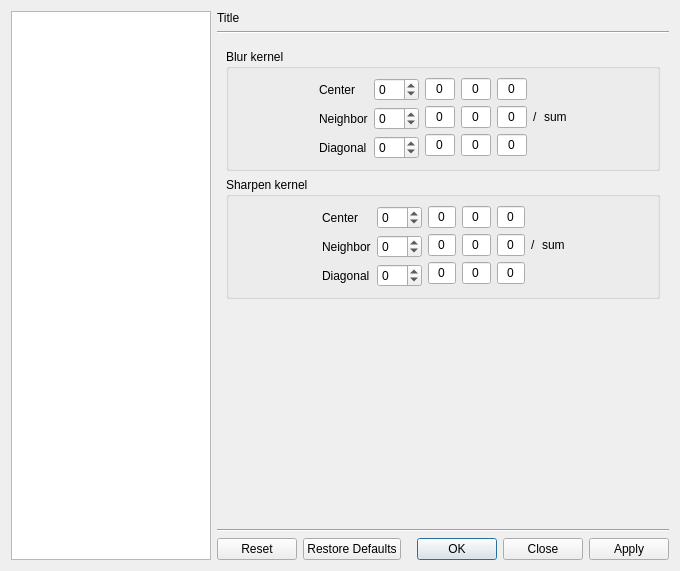
Above: src/bomi/ui/prefdialog.ui from bylee20/bomi before the change. Below: the same form after it.
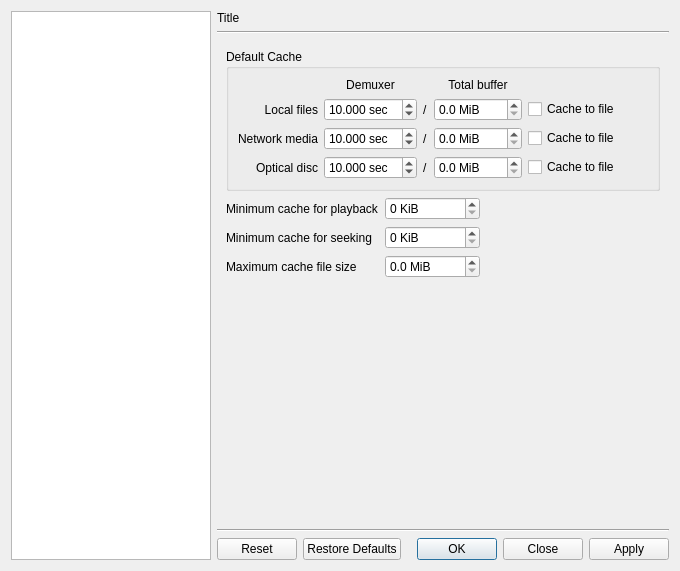
That is the form after the change. The open tabs and pages were chosen to show the change. Icons and pictures are not drawn. Custom widgets are drawn as their Qt base class.

What changed in the file:
```diff
--- a/src/bomi/ui/prefdialog.ui
+++ b/src/bomi/ui/prefdialog.ui
@@ -626,7 +626,7 @@
             <item row="1" column="1">
              <widget class="QDoubleSpinBox" name="cache_local_sec">
               <property name="suffix">
-               <string>sec</string>
+               <string> sec</string>
               </property>
               <property name="decimals">
                <number>3</number>
@@ -692,7 +692,7 @@
             <item row="3" column="1">
              <widget class="QDoubleSpinBox" name="cache_disc_sec">
               <property name="suffix">
-               <string>sec</string>
+               <string> sec</string>
               </property>
               <property name="decimals">
                <number>3</number>
@@ -721,7 +721,7 @@
             <item row="2" column="1">
              <widget class="QDoubleSpinBox" name="cache_network_sec">
               <property name="suffix">
-               <string>sec</string>
+               <string> sec</string>
               </property>
               <property name="decimals">
                <number>3</number>
@@ -784,7 +784,7 @@
                <bool>true</bool>
               </property>
               <property name="suffix">
-               <string>MiB</string>
+               <string> MiB</string>
               </property>
               <property name="decimals">
                <number>1</number>
@@ -800,7 +800,7 @@
                <bool>true</bool>
               </property>
               <property name="suffix">
-               <string>MiB</string>
+               <string> MiB</string>
               </property>
               <property name="decimals">
                <number>1</number>
@@ -816,7 +816,7 @@
                <bool>true</bool>
               </property>
               <property name="suffix">
-               <string>MiB</string>
+               <string> MiB</string>
               </property>
               <property name="decimals">
                <number>1</number>
@@ -860,7 +860,7 @@
                 <bool>true</bool>
                </property>
                <property name="suffix">
-                <string>MiB</string>
+                <string> MiB</string>
                </property>
                <property name="decimals">
                 <number>1</number>
@@ -876,7 +876,7 @@
                 <bool>true</bool>
                </property>
                <property name="suffix">
-                <string>KiB</string>
+                <string> KiB</string>
                </property>
                <property name="maximum">
                 <number>9999999</number>
@@ -889,7 +889,7 @@
                 <bool>true</bool>
                </property>
                <property name="suffix">
-                <string>KiB</string>
+                <string> KiB</string>
                </property>
                <property name="maximum">
                 <number>9999999</number>
@@ -1083,725 +1083,6 @@
          </item>
         </layout>
        </widget>
-       <widget class="QWidget" name="video_filter">
-        <layout class="QVBoxLayout" name="verticalLayout_38">
-         <item>
-          <widget class="QGroupBox" name="groupBox_5">
-           <property name="title">
-            <string>Blur kernel</string>
-           </property>
-           <layout class="QHBoxLayout" name="horizontalLayout_2">
-            <item>
-             <spacer name="horizontalSpacer_3">
-              <property name="orientation">
-               <enum>Qt::Horizontal</enum>
-              </property>
-              <property name="sizeHint" stdset="0">
-               <size>
-                <width>8</width>
-                <height>20</height>
-               </size>
-              </property>
-             </spacer>
-            </item>
-            <item>
-             <layout class="QFormLayout" name="formLayout_5">
-              <item row="0" column="0">
-               <widget class="QLabel" name="label_31">
-                <property name="text">
-                 <string>Center</string>
-                </property>
-               </widget>
-              </item>
-              <item row="0" column="1">
-               <widget class="QSpinBox" name="blur_kern_c">
-                <property name="minimum">
-                 <number>-99</number>
-                </property>
-               </widget>
-              </item>
-              <item row="1" column="0">
-               <widget class="QLabel" name="label_32">
-                <property name="text">
-                 <string>Neighbor</string>
-                </property>
-               </widget>
-              </item>
-              <item row="1" column="1">
-               <widget class="QSpinBox" name="blur_kern_n">
-                <property name="minimum">
-                 <number>-99</number>
-                </property>
-               </widget>
-              </item>
-              <item row="2" column="0">
-               <widget class="QLabel" name="label_33">
-                <property name="text">
-                 <string>Diagonal</string>
-                </property>
-               </widget>
-              </item>
-              <item row="2" column="1">
-               <widget class="QSpinBox" name="blur_kern_d">
-                <property name="minimum">
-                 <number>-99</number>
-                </property>
-               </widget>
-              </item>
-             </layout>
-            </item>
-            <item>
-             <layout class="QGridLayout" name="gridLayout">
-              <item row="0" column="0">
-               <widget class="QLineEdit" name="lineEdit">
-                <property name="sizePolicy">
-                 <sizepolicy hsizetype="Preferred" vsizetype="Fixed">
-                  <horstretch>0</horstretch>
-                  <verstretch>0</verstretch>
-                 </sizepolicy>
-                </property>
-                <property name="maximumSize">
-                 <size>
-                  <width>30</width>
-                  <height>16777215</height>
-                 </size>
-                </property>
-                <property name="text">
-                 <string notr="true">0</string>
-                </property>
-                <property name="maxLength">
-                 <number>3</number>
-                </property>
-                <property name="alignment">
-                 <set>Qt::AlignCenter</set>
-                </property>
-                <property name="readOnly">
-                 <bool>true</bool>
-                </property>
-               </widget>
-              </item>
-              <item row="0" column="1">
-               <widget class="QLineEdit" name="lineEdit_2">
-                <property name="sizePolicy">
-                 <sizepolicy hsizetype="Preferred" vsizetype="Fixed">
-                  <horstretch>0</horstretch>
-                  <verstretch>0</verstretch>
-                 </sizepolicy>
-                </property>
-                <property name="maximumSize">
-                 <size>
-                  <width>30</width>
-                  <height>16777215</height>
-                 </size>
-                </property>
-                <property name="text">
-                 <string notr="true">0</string>
-                </property>
-                <property name="maxLength">
-                 <number>3</number>
-                </property>
-                <property name="alignment">
-                 <set>Qt::AlignCenter</set>
-                </property>
-                <property name="readOnly">
-                 <bool>true</bool>
-                </property>
-               </widget>
-              </item>
-              <item row="0" column="2">
-               <widget class="QLineEdit" name="lineEdit_3">
-                <property name="sizePolicy">
-                 <sizepolicy hsizetype="Preferred" vsizetype="Fixed">
-                  <horstretch>0</horstretch>
-                  <verstretch>0</verstretch>
-                 </sizepolicy>
-                </property>
-                <property name="maximumSize">
-                 <size>
-                  <width>30</width>
-                  <height>16777215</height>
-                 </size>
-                </property>
-                <property name="text">
-                 <string notr="true">0</string>
-                </property>
-                <property name="maxLength">
-                 <number>3</number>
-                </property>
-                <property name="alignment">
-                 <set>Qt::AlignCenter</set>
-                </property>
-                <property name="readOnly">
-                 <bool>true</bool>
-                </property>
-               </widget>
-              </item>
-              <item row="1" column="0">
-               <widget class="QLineEdit" name="lineEdit_4">
-                <property name="sizePolicy">
-                 <sizepolicy hsizetype="Preferred" vsizetype="Fixed">
-                  <horstretch>0</horstretch>
-                  <verstretch>0</verstretch>
-                 </sizepolicy>
-                </property>
-                <property name="maximumSize">
-                 <size>
-                  <width>30</width>
-                  <height>16777215</height>
-                 </size>
-                </property>
-                <property name="text">
-                 <string notr="true">0</string>
-                </property>
-                <property name="maxLength">
-                 <number>3</number>
-                </property>
-                <property name="alignment">
-                 <set>Qt::AlignCenter</set>
-                </property>
-                <property name="readOnly">
-                 <bool>true</bool>
-                </property>
-               </widget>
-              </item>
-              <item row="1" column="1">
-               <widget class="QLineEdit" name="lineEdit_5">
-                <property name="sizePolicy">
-                 <sizepolicy hsizetype="Preferred" vsizetype="Fixed">
-                  <horstretch>0</horstretch>
-                  <verstretch>0</verstretch>
-                 </sizepolicy>
-                </property>
-                <property name="maximumSize">
-                 <size>
-                  <width>30</width>
-                  <height>16777215</height>
-                 </size>
-                </property>
-                <property name="text">
-                 <string notr="true">0</string>
-                </property>
-                <property name="maxLength">
-                 <number>3</number>
-                </property>
-                <property name="alignment">
-                 <set>Qt::AlignCenter</set>
-                </property>
-                <property name="readOnly">
-                 <bool>true</bool>
-                </property>
-               </widget>
-              </item>
-              <item row="1" column="2">
-               <widget class="QLineEdit" name="lineEdit_6">
-                <property name="sizePolicy">
-                 <sizepolicy hsizetype="Preferred" vsizetype="Fixed">
-                  <horstretch>0</horstretch>
-                  <verstretch>0</verstretch>
-                 </sizepolicy>
-                </property>
-                <property name="maximumSize">
-                 <size>
-                  <width>30</width>
-                  <height>16777215</height>
-                 </size>
-                </property>
-                <property name="text">
-                 <string notr="true">0</string>
-                </property>
-                <property name="maxLength">
-                 <number>3</number>
-                </property>
-                <property name="alignment">
-                 <set>Qt::AlignCenter</set>
-                </property>
-                <property name="readOnly">
-                 <bool>true</bool>
-                </property>
-               </widget>
-              </item>
-              <item row="1" column="3">
-               <widget class="QLabel" name="label_41">
-                <property name="text">
-                 <string notr="true">/</string>
-                </property>
-               </widget>
-              </item>
-              <item row="1" column="4">
-               <widget class="QLabel" name="blur_sum">
-                <property name="text">
-                 <string notr="true">sum</string>
-                </property>
-               </widget>
-              </item>
-              <item row="2" column="0">
-               <widget class="QLineEdit" name="lineEdit_9">
-                <property name="sizePolicy">
-                 <sizepolicy hsizetype="Preferred" vsizetype="Fixed">
-                  <horstretch>0</horstretch>
-                  <verstretch>0</verstretch>
-                 </sizepolicy>
-                </property>
-                <property name="maximumSize">
-                 <size>
-                  <width>30</width>
-                  <height>16777215</height>
-                 </size>
-                </property>
-                <property name="text">
-                 <string notr="true">0</string>
-                </property>
-                <property name="maxLength">
-                 <number>3</number>
-                </property>
-                <property name="alignment">
-                 <set>Qt::AlignCenter</set>
-                </property>
-                <property name="readOnly">
-                 <bool>true</bool>
-                </property>
-               </widget>
-              </item>
-              <item row="2" column="1">
-               <widget class="QLineEdit" name="lineEdit_7">
-                <property name="sizePolicy">
-                 <sizepolicy hsizetype="Preferred" vsizetype="Fixed">
-                  <horstretch>0</horstretch>
-                  <verstretch>0</verstretch>
-                 </sizepolicy>
-                </property>
-                <property name="maximumSize">
-                 <size>
-                  <width>30</width>
-                  <height>16777215</height>
-                 </size>
-                </property>
-                <property name="text">
-                 <string notr="true">0</string>
-                </property>
-                <property name="maxLength">
-                 <number>3</number>
-                </property>
-                <property name="alignment">
-                 <set>Qt::AlignCenter</set>
-                </property>
-                <property name="readOnly">
-                 <bool>true</bool>
-                </property>
-               </widget>
-              </item>
-              <item row="2" column="2">
-               <widget class="QLineEdit" name="lineEdit_8">
-                <property name="sizePolicy">
-                 <sizepolicy hsizetype="Preferred" vsizetype="Fixed">
-                  <horstretch>0</horstretch>
-                  <verstretch>0</verstretch>
-                 </sizepolicy>
-                </property>
-                <property name="maximumSize">
-                 <size>
-                  <width>30</width>
-                  <height>16777215</height>
-                 </size>
-                </property>
-                <property name="text">
-                 <string notr="true">0</string>
-                </property>
-                <property name="maxLength">
-                 <number>3</number>
-                </property>
-                <property name="alignment">
-                 <set>Qt::AlignCenter</set>
-                </property>
-                <property name="readOnly">
-                 <bool>true</bool>
-                </property>
-               </widget>
-              </item>
-             </layout>
-            </item>
-            <item>
-             <spacer name="horizontalSpacer_4">
-              <property name="orientation">
-               <enum>Qt::Horizontal</enum>
-              </property>
-              <property name="sizeHint" stdset="0">
-               <size>
-                <width>9</width>
-                <height>20</height>
-               </size>
-              </property>
-             </spacer>
-            </item>
-           </layout>
-          </widget>
-         </item>
-         <item>
-          <widget class="QGroupBox" name="groupBox_6">
-           <property name="title">
-            <string>Sharpen kernel</string>
-           </property>
-           <layout class="QHBoxLayout" name="horizontalLayout_3">
-            <item>
-             <spacer name="horizontalSpacer_2">
-              <property name="orientation">
-               <enum>Qt::Horizontal</enum>
-              </property>
-              <property name="sizeHint" stdset="0">
-               <size>
-                <width>90</width>
-                <height>20</height>
-               </size>
-              </property>
-             </spacer>
-            </item>
-            <item>
-             <layout class="QFormLayout" name="formLayout_6">
-              <item row="0" column="0">
-               <widget class="QLabel" name="label_35">
-                <property name="text">
-                 <string>Center</string>
-                </property>
-               </widget>
-              </item>
-              <item row="0" column="1">
-               <widget class="QSpinBox" name="sharpen_kern_c">
-                <property name="minimum">
-                 <number>-99</number>
-                </property>
-               </widget>
-              </item>
-              <item row="1" column="0">
-               <widget class="QLabel" name="label_36">
-                <property name="text">
-                 <string>Neighbor</string>
-                </property>
-               </widget>
-              </item>
-              <item row="1" column="1">
-               <widget class="QSpinBox" name="sharpen_kern_n">
-                <property name="minimum">
-                 <number>-99</number>
-                </property>
-               </widget>
-              </item>
-              <item row="2" column="0">
-               <widget class="QLabel" name="label_37">
-                <property name="text">
-                 <string>Diagonal</string>
-                </property>
-               </widget>
-              </item>
-              <item row="2" column="1">
-               <widget class="QSpinBox" name="sharpen_kern_d">
-                <property name="minimum">
-                 <number>-99</number>
-                </property>
-               </widget>
-              </item>
-             </layout>
-            </item>
-            <item>
-             <layout class="QGridLayout" name="gridLayout_2">
-              <item row="0" column="0">
-               <widget class="QLineEdit" name="lineEdit_10">
-                <property name="sizePolicy">
-                 <sizepolicy hsizetype="Preferred" vsizetype="Fixed">
-                  <horstretch>0</horstretch>
-                  <verstretch>0</verstretch>
-                 </sizepolicy>
-                </property>
-                <property name="maximumSize">
-                 <size>
-                  <width>30</width>
-                  <height>16777215</height>
-                 </size>
-                </property>
-                <property name="text">
-                 <string notr="true">0</string>
-                </property>
-                <property name="maxLength">
-                 <number>3</number>
-                </property>
-                <property name="alignment">
-                 <set>Qt::AlignCenter</set>
-                </property>
-                <property name="readOnly">
-                 <bool>true</bool>
-                </property>
-               </widget>
-              </item>
-              <item row="0" column="1">
-               <widget class="QLineEdit" name="lineEdit_11">
-                <property name="sizePolicy">
-                 <sizepolicy hsizetype="Preferred" vsizetype="Fixed">
-                  <horstretch>0</horstretch>
-                  <verstretch>0</verstretch>
-                 </sizepolicy>
-                </property>
-                <property name="maximumSize">
-                 <size>
-                  <width>30</width>
-                  <height>16777215</height>
-                 </size>
-                </property>
-                <property name="text">
-                 <string notr="true">0</string>
-                </property>
-                <property name="maxLength">
-                 <number>3</number>
-                </property>
-                <property name="alignment">
-                 <set>Qt::AlignCenter</set>
-                </property>
-                <property name="readOnly">
-                 <bool>true</bool>
-                </property>
-               </widget>
-              </item>
-              <item row="0" column="2">
-               <widget class="QLineEdit" name="lineEdit_12">
-                <property name="sizePolicy">
-                 <sizepolicy hsizetype="Preferred" vsizetype="Fixed">
-                  <horstretch>0</horstretch>
-                  <verstretch>0</verstretch>
-                 </sizepolicy>
-                </property>
-                <property name="maximumSize">
-                 <size>
-                  <width>30</width>
-                  <height>16777215</height>
-                 </size>
-                </property>
-                <property name="text">
-                 <string notr="true">0</string>
-                </property>
-                <property name="maxLength">
-                 <number>3</number>
-                </property>
-                <property name="alignment">
-                 <set>Qt::AlignCenter</set>
-                </property>
-                <property name="readOnly">
-                 <bool>true</bool>
-                </property>
-               </widget>
-              </item>
-              <item row="1" column="0">
-               <widget class="QLineEdit" name="lineEdit_13">
-                <property name="sizePolicy">
-                 <sizepolicy hsizetype="Preferred" vsizetype="Fixed">
-                  <horstretch>0</horstretch>
-                  <verstretch>0</verstretch>
-                 </sizepolicy>
-                </property>
-                <property name="maximumSize">
-                 <size>
-                  <width>30</width>
-                  <height>16777215</height>
-                 </size>
-                </property>
-                <property name="text">
-                 <string notr="true">0</string>
-                </property>
-                <property name="maxLength">
-                 <number>3</number>
-                </property>
-                <property name="alignment">
-                 <set>Qt::AlignCenter</set>
-                </property>
-                <property name="readOnly">
-                 <bool>true</bool>
-                </property>
-               </widget>
-              </item>
-              <item row="1" column="1">
-               <widget class="QLineEdit" name="lineEdit_14">
-                <property name="sizePolicy">
-                 <sizepolicy hsizetype="Preferred" vsizetype="Fixed">
-                  <horstretch>0</horstretch>
-                  <verstretch>0</verstretch>
-                 </sizepolicy>
-                </property>
-                <property name="maximumSize">
-                 <size>
-                  <width>30</width>
-                  <height>16777215</height>
-                 </size>
-                </property>
-                <property name="text">
-                 <string notr="true">0</string>
-                </property>
-                <property name="maxLength">
-                 <number>3</number>
-                </property>
-                <property name="alignment">
-                 <set>Qt::AlignCenter</set>
-                </property>
-                <property name="readOnly">
-                 <bool>true</bool>
-                </property>
-               </widget>
-              </item>
-              <item row="1" column="2">
-               <widget class="QLineEdit" name="lineEdit_15">
-                <property name="sizePolicy">
-                 <sizepolicy hsizetype="Preferred" vsizetype="Fixed">
-                  <horstretch>0</horstretch>
-                  <verstretch>0</verstretch>
-                 </sizepolicy>
-                </property>
-                <property name="maximumSize">
-                 <size>
-                  <width>30</width>
-                  <height>16777215</height>
-                 </size>
-                </property>
-                <property name="text">
-                 <string notr="true">0</string>
-                </property>
-                <property name="maxLength">
-                 <number>3</number>
-                </property>
-                <property name="alignment">
-                 <set>Qt::AlignCenter</set>
-                </property>
-                <property name="readOnly">
-                 <bool>true</bool>
-                </property>
-               </widget>
-              </item>
-              <item row="1" column="3">
-               <widget class="QLabel" name="label_44">
-                <property name="text">
-                 <string notr="true">/</string>
-                </property>
-               </widget>
-              </item>
-              <item row="1" column="4">
-               <widget class="QLabel" name="sharpen_sum">
-                <property name="text">
-                 <string notr="true">sum</string>
-                </property>
-               </widget>
-              </item>
-              <item row="2" column="0">
-               <widget class="QLineEdit" name="lineEdit_16">
-                <property name="sizePolicy">
-                 <sizepolicy hsizetype="Preferred" vsizetype="Fixed">
-                  <horstretch>0</horstretch>
-                  <verstretch>0</verstretch>
-                 </sizepolicy>
-                </property>
-                <property name="maximumSize">
-                 <size>
-                  <width>30</width>
-                  <height>16777215</height>
-                 </size>
-                </property>
-                <property name="text">
-                 <string notr="true">0</string>
-                </property>
-                <property name="maxLength">
-                 <number>3</number>
-                </property>
-                <property name="alignment">
-                 <set>Qt::AlignCenter</set>
-                </property>
-                <property name="readOnly">
-                 <bool>true</bool>
-                </property>
-               </widget>
-              </item>
-              <item row="2" column="1">
-               <widget class="QLineEdit" name="lineEdit_17">
-                <property name="sizePolicy">
-                 <sizepolicy hsizetype="Preferred" vsizetype="Fixed">
-                  <horstretch>0</horstretch>
-                  <verstretch>0</verstretch>
-                 </sizepolicy>
-                </property>
-                <property name="maximumSize">
-                 <size>
-                  <width>30</width>
-                  <height>16777215</height>
-                 </size>
-                </property>
-                <property name="text">
-                 <string notr="true">0</string>
-                </property>
-                <property name="maxLength">
-                 <number>3</number>
-                </property>
-                <property name="alignment">
-                 <set>Qt::AlignCenter</set>
-                </property>
-                <property name="readOnly">
-                 <bool>true</bool>
-                </property>
-               </widget>
-              </item>
-              <item row="2" column="2">
-               <widget class="QLineEdit" name="lineEdit_18">
-                <property name="sizePolicy">
-                 <sizepolicy hsizetype="Preferred" vsizetype="Fixed">
-                  <horstretch>0</horstretch>
-                  <verstretch>0</verstretch>
-                 </sizepolicy>
-                </property>
-                <property name="maximumSize">
-                 <size>
-                  <width>30</width>
-                  <height>16777215</height>
-                 </size>
-                </property>
-                <property name="text">
-                 <string notr="true">0</string>
-                </property>
-                <property name="maxLength">
-                 <number>3</number>
-                </property>
-                <property name="alignment">
-                 <set>Qt::AlignCenter</set>
-                </property>
-                <property name="readOnly">
-                 <bool>true</bool>
-                </property>
-               </widget>
-              </item>
-             </layout>
-            </item>
-            <item>
-             <spacer name="horizontalSpacer_5">
-              <property name="orientation">
-               <enum>Qt::Horizontal</enum>
-              </property>
-              <property name="sizeHint" stdset="0">
-               <size>
-                <width>89</width>
-                <height>20</height>
-               </size>
-              </property>
-             </spacer>
-            </item>
-           </layout>
-          </widget>
-         </item>
-         <item>
-          <spacer name="verticalSpacer_5">
-           <property name="orientation">
-            <enum>Qt::Vertical</enum>
-           </property>
-           <property name="sizeHint" stdset="0">
-            <size>
-             <width>20</width>
-             <height>175</height>
-            </size>
-           </property>
-          </spacer>
-         </item>
-        </layout>
-       </widget>
        <widget class="QWidget" name="video_deint">
         <layout class="QVBoxLayout" name="verticalLayout_32">
          <item>
```
Left out of the diff: 6 changed lines with no effect on the pictures.
